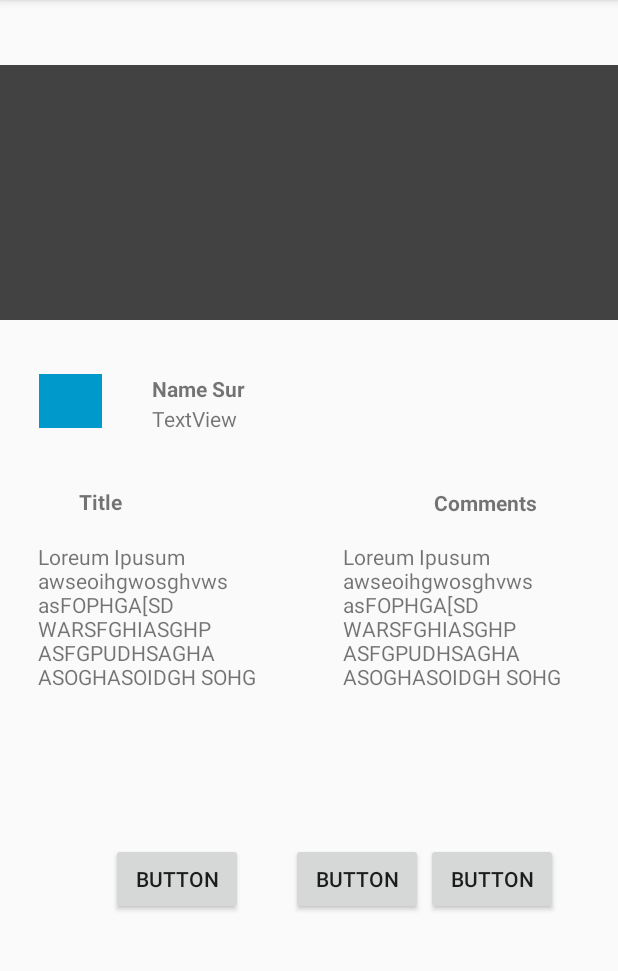
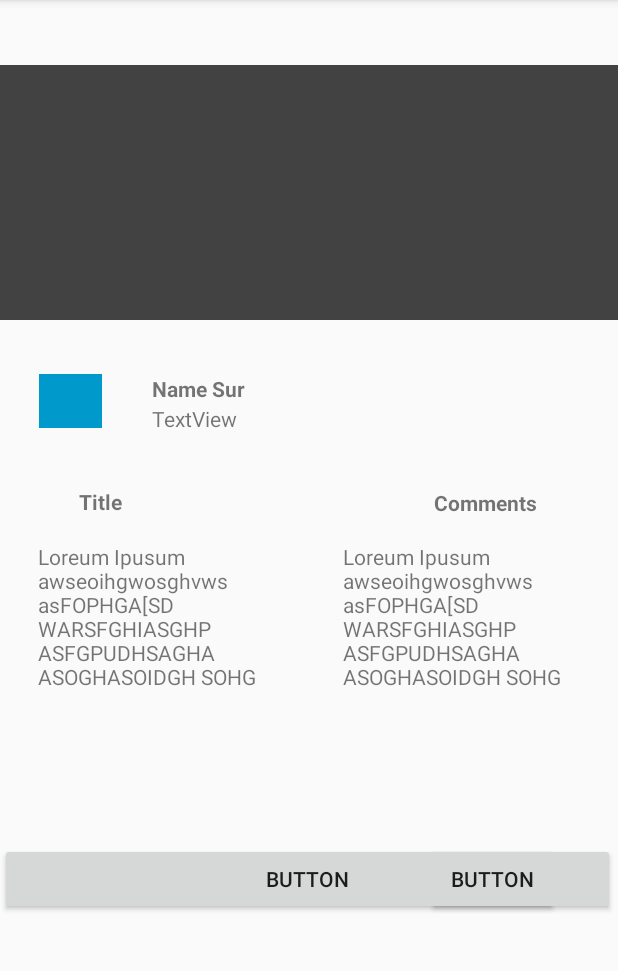
Before and after one commit to kumar245/GIt-Rebase, an Android app: the screen it shows after launch (MainActivity), on a phone screen of 412 x 824 dp, the part 84-1055 px from its top. Run offline under Robolectric (Android 15) with nearby library versions, the phone set to English and light mode, and no system bars.

Commit message:
This is a combination of 4 commits.
fwe

Adding_First_Commit

Adding Second Commit

FirstCommit

Second Commit

```diff
--- a/app/src/main/res/layout/activity_main.xml
+++ b/app/src/main/res/layout/activity_main.xml
@@ -118,19 +118,19 @@
         android:id="@+id/button8"
         android:layout_width="wrap_content"
         android:layout_height="wrap_content"
-        android:layout_marginEnd="32dp"
-        android:layout_marginRight="32dp"
+        android:layout_marginEnd="3dp"
+        android:layout_marginRight="2dp"
         android:text="Button"
         app:layout_constraintBaseline_toBaselineOf="@+id/button9"
         app:layout_constraintEnd_toStartOf="@+id/button9" />
 
     <Button
         android:id="@+id/button9"
-        android:layout_width="wrap_content"
+        android:layout_width="match_parent"
         android:layout_height="wrap_content"
-        android:layout_marginBottom="6dp"
+        android:layout_marginBottom="5dp"
         android:layout_marginEnd="2dp"
-        android:layout_marginRight="5dp"
+        android:layout_marginRight="4dp"
         android:layout_marginTop="1dp"
         android:text="Button"
         app:layout_constraintBottom_toBottomOf="parent"
```
